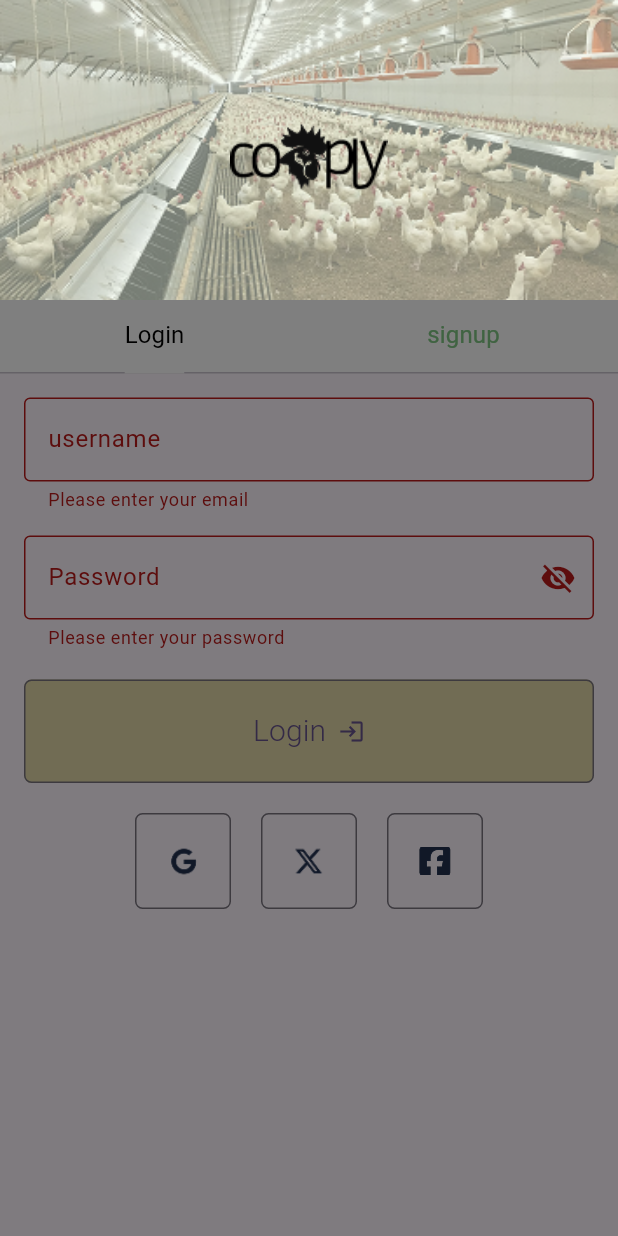
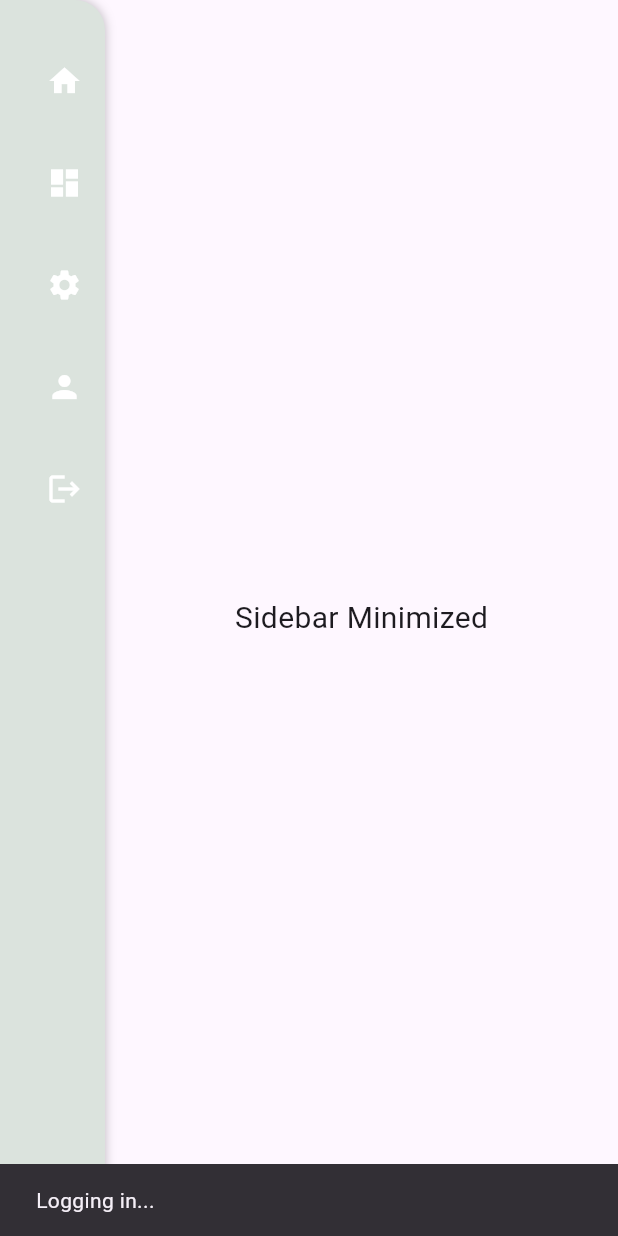
Before and after one commit to Moverr/cooply, a Flutter app: the screen it shows after launch, after a tap on "Login", on a phone screen of 412 x 824 dp. Run offline on Flutter 3.47's test engine with Material 3 defaults, Android fonts, the phone set to English and light mode, and no system bars; Roboto replaces fonts that are missing (Inria Sans).

Commit message:
Dashboard View

```diff
--- /dev/null
+++ b/lib/screens/dashboard/dashboard_screen.dart
@@ -0,0 +1,102 @@
+import 'package:flutter/cupertino.dart';
+import 'package:flutter/material.dart';
+
+class Dashboard extends StatefulWidget {
+  @override
+  State<StatefulWidget> createState() => _DashboardState();
+}
+
+class _DashboardState extends State<Dashboard> {
+  bool isExpanded = false;
+
+  @override
+  Widget build(BuildContext context) {
+    return Scaffold(
+      /* appBar: AppBar(
+        title: const Text("Dashboard"),
+        leading: IconButton(
+          icon: const Icon(Icons.menu),
+          onPressed: () {
+            setState(() {
+              isExpanded = !isExpanded;
+            });
+          },
+        ),
+      ),
+      */
+      body: Row(
+        children: [
+          // Sidebar
+          AnimatedContainer(
+            duration: const Duration(milliseconds: 300),
+            width: isExpanded ? 200 : 70,
+            decoration: const BoxDecoration(
+              color: Color(0XFFDBE3DD),
+              boxShadow: [BoxShadow(color: Colors.black26, blurRadius: 5)],
+              borderRadius: const BorderRadius.only(
+                topRight: Radius.circular(20),  // Top-right corner
+                bottomRight: Radius.circular(20), // Bottom-right corner
+              ),
+            ),
+            child: Column(
+              children: [
+                const SizedBox(height: 20),
+                _buildMenuItem(Icons.home, "Home"),
+                _buildMenuItem(Icons.dashboard, "Dashboard"),
+                _buildMenuItem(Icons.settings, "Settings"),
+                _buildMenuItem(Icons.person, "Profile"),
+                _buildMenuItem(Icons.logout, "Logout"),
+              ],
+            ),
+          ),
+
+          // Main Content
+          Expanded(
+            child: Center(
+              child: Text(
+                isExpanded ? "Sidebar Expanded" : "Sidebar Minimized",
+                style: const TextStyle(fontSize: 20),
+              ),
+            ),
+          ),
+        ],
+      ),
+    );
+  }
+
+  Widget _buildMenuItem(IconData icon, String title) {
+    return InkWell(
+      onTap: () {},
+      child: Padding(
+        padding: const EdgeInsets.symmetric(vertical: 10, horizontal: 0),
+        child: Row(
+          mainAxisAlignment: MainAxisAlignment.center,
+          children: [
+            SizedBox(
+                width: 24,
+                child: IconButton(
+                  onPressed: () {
+                    setState(() {
+                      isExpanded = !isExpanded;
+                    });
+                  },
+                  icon: Icon(
+                    icon,
+                    color: Colors.white,
+                  ),
+                )),
+            if (isExpanded) const SizedBox(width: 10),
+            if (isExpanded)
+              SizedBox(
+                width: 100,
+                child: Text(
+                  title,
+                  style: const TextStyle(color: Colors.white),
+                ),
+              ),
+          ],
+        ),
+      ),
+    );
+  }
+}
--- a/lib/screens/login_form_screen.dart
+++ b/lib/screens/login_form_screen.dart
@@ -1,3 +1,4 @@
+import 'package:cooply/screens/dashboard/dashboard_screen.dart';
 import 'package:cooply/utils/AppConstants.dart';
 import 'package:cooply/widgets/SimpleTextWidget.dart';
 import 'package:flutter/cupertino.dart';
@@ -16,12 +17,25 @@
   bool _obscurePassword = true;
 
   void _login() {
+
+    ScaffoldMessenger.of(context).showSnackBar(
+      const SnackBar(content: Text('Logging in...')),
+    );
+
+    Navigator.pushReplacement(context,
+      MaterialPageRoute(builder: (context)=> Dashboard())
+    );
+
+
+    //todo: commented out this line, to finish the UI
+    /*
     if (_formKey.currentState!.validate()) {
       // Simulate login action
       ScaffoldMessenger.of(context).showSnackBar(
         const SnackBar(content: Text('Logging in...')),
       );
     }
+    */
   }
 
   @override
--- a/lib/screens/register_form_screen.dart
+++ b/lib/screens/register_form_screen.dart
@@ -111,7 +111,7 @@
                   child: OutlinedButton(
                     onPressed: _register,
                     style: ElevatedButton.styleFrom(
-                      backgroundColor: Color(0XFFE3D9A8),
+                      backgroundColor: AppConstants.DashboardSideVIewDefault,
                       padding: const EdgeInsets.symmetric(horizontal: 16, vertical: 20),
                       shape: RoundedRectangleBorder(
                         borderRadius: BorderRadius.circular(5),
--- a/lib/utils/AppConstants.dart
+++ b/lib/utils/AppConstants.dart
@@ -1,3 +1,5 @@
+import 'dart:ui';
+
 class AppConstants{
 
   static const String appName = "cooply";
@@ -12,5 +14,6 @@
   static const String SIGNUP_LOGIN = "signup";
 
 
+  static const Color DashboardSideVIewDefault =  Color(0XFFD9D9D9);
   // colors?
 }
```
Also changed, not shown: lib/screens/home_screen.dart (+21 -31 lines).
